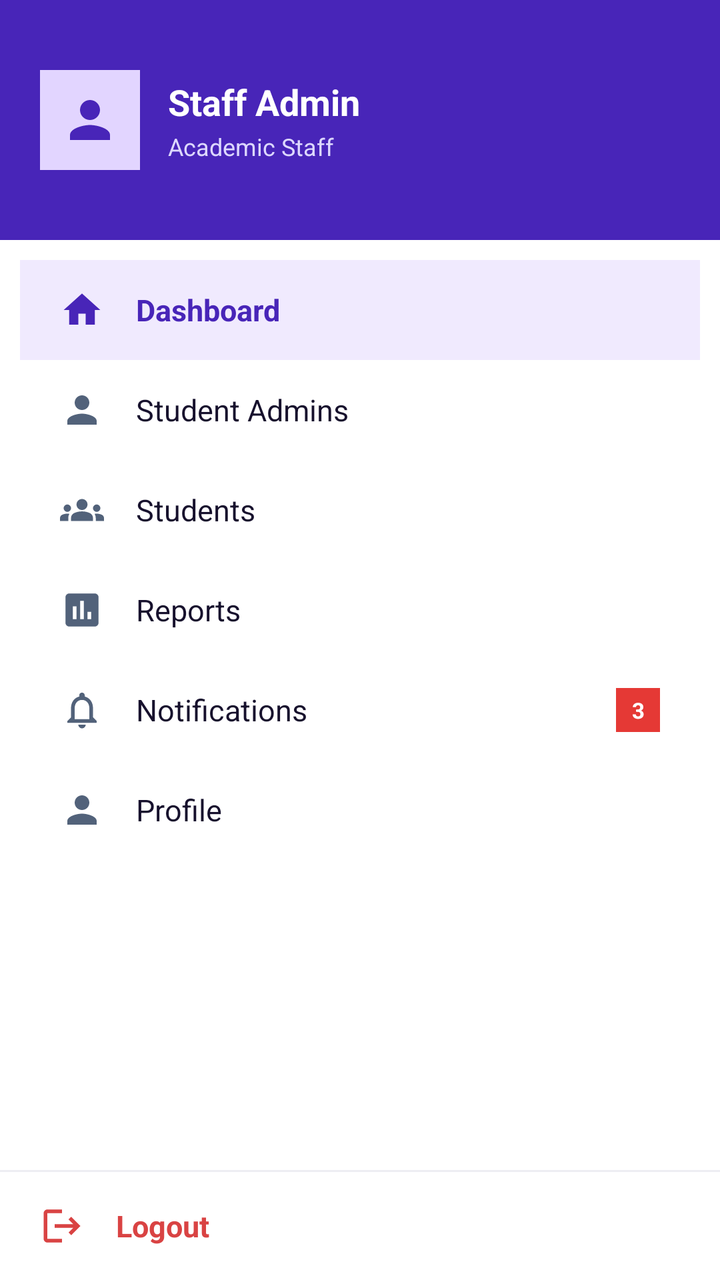
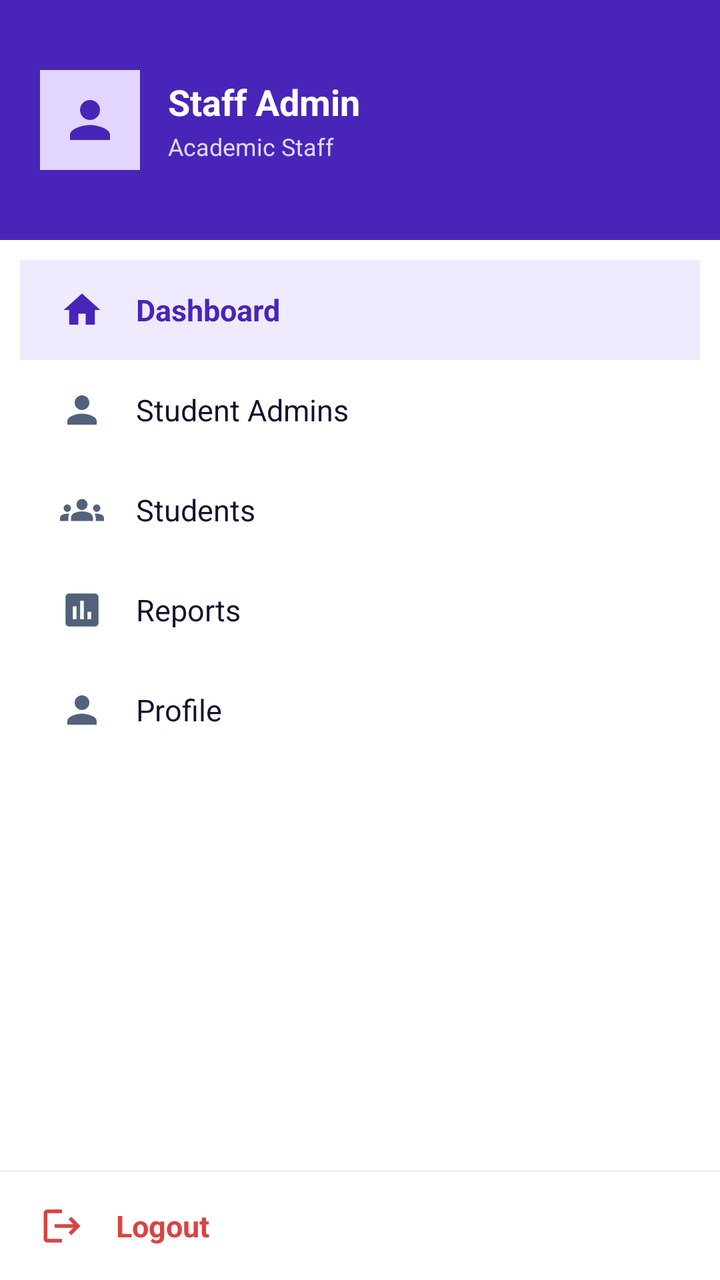

Compare the two renders of this Android layout. The source of the first and the diff that turns it into the second are given below.
<!-- AndroidManifest.xml: application theme Theme.TrackPoint -->
<!-- res/layout/layout_staff_sidebar.xml -->
<?xml version="1.0" encoding="utf-8"?>

<LinearLayout xmlns:android="http://schemas.android.com/apk/res/android"
    xmlns:app="http://schemas.android.com/apk/res-auto"
    android:layout_width="280dp"
    android:layout_height="match_parent"
    android:orientation="vertical"
    android:fitsSystemWindows="true"
    android:background="#FFFFFF">

    
    <LinearLayout
        android:layout_width="match_parent"
        android:layout_height="120dp"
        android:orientation="horizontal"
        android:gravity="center_vertical"
        android:padding="20dp"
        android:background="#4825B8">

        <ImageView
            android:layout_width="50dp"
            android:layout_height="50dp"
            android:padding="10dp"
            android:src="@drawable/profile_symbol"
            app:tint="#4825B8"
            android:background="#E2D5FF"
            android:contentDescription="Staff Admin Avatar" />

        <LinearLayout
            android:layout_width="0dp"
            android:layout_height="wrap_content"
            android:layout_weight="1"
            android:orientation="vertical"
            android:paddingStart="14dp">

            <TextView
                android:layout_width="wrap_content"
                android:layout_height="wrap_content"
                android:text="Staff Admin"
                android:textColor="#FFFFFF"
                android:textSize="18sp"
                android:textStyle="bold" />

            <TextView
                android:layout_width="wrap_content"
                android:layout_height="wrap_content"
                android:layout_marginTop="2dp"
                android:text="Academic Staff"
                android:textColor="#DDD8FF"
                android:textSize="12sp" />
        </LinearLayout>

    </LinearLayout>

    
    <ScrollView
        android:layout_width="match_parent"
        android:layout_height="0dp"
        android:layout_weight="1"
        android:fillViewport="true">

        <LinearLayout
            android:layout_width="match_parent"
            android:layout_height="wrap_content"
            android:orientation="vertical"
            android:paddingTop="10dp"
            android:paddingBottom="10dp">

            
            <LinearLayout
                android:id="@+id/menuStaffDashboard"
                android:layout_width="match_parent"
                android:layout_height="50dp"
                android:gravity="center_vertical"
                android:orientation="horizontal"
                android:paddingStart="20dp"
                android:paddingEnd="20dp"
                android:layout_marginHorizontal="10dp"
                android:background="#F0EAFE"
                android:clickable="true"
                android:focusable="true">

                <ImageView
                    android:layout_width="22dp"
                    android:layout_height="22dp"
                    android:src="@drawable/ic_staff_home"
                    app:tint="#4825B8"
                    android:contentDescription="Dashboard Icon" />

                <TextView
                    android:layout_width="wrap_content"
                    android:layout_height="wrap_content"
                    android:layout_marginStart="16dp"
                    android:text="Dashboard"
                    android:textColor="#4825B8"
                    android:textSize="15sp"
                    android:textStyle="bold" />
            </LinearLayout>

            
            <LinearLayout
                android:id="@+id/menuStaffAdmins"
                android:layout_width="match_parent"
                android:layout_height="50dp"
                android:gravity="center_vertical"
                android:orientation="horizontal"
                android:paddingStart="20dp"
                android:paddingEnd="20dp"
                android:layout_marginHorizontal="10dp"
                android:clickable="true"
                android:focusable="true"
                android:background="?android:attr/selectableItemBackground">

                <ImageView
                    android:layout_width="22dp"
                    android:layout_height="22dp"
                    android:src="@drawable/ic_staff_admins"
                    app:tint="#52627A"
                    android:contentDescription="Student Admins Icon" />

                <TextView
                    android:layout_width="wrap_content"
                    android:layout_height="wrap_content"
                    android:layout_marginStart="16dp"
                    android:text="Student Admins"
                    android:textColor="#17112D"
                    android:textSize="15sp" />
            </LinearLayout>

            
            <LinearLayout
                android:id="@+id/menuStaffStudents"
                android:layout_width="match_parent"
                android:layout_height="50dp"
                android:gravity="center_vertical"
                android:orientation="horizontal"
                android:paddingStart="20dp"
                android:paddingEnd="20dp"
                android:layout_marginHorizontal="10dp"
                android:clickable="true"
                android:focusable="true"
                android:background="?android:attr/selectableItemBackground">

                <ImageView
                    android:layout_width="22dp"
                    android:layout_height="22dp"
                    android:src="@drawable/ic_staff_students"
                    app:tint="#52627A"
                    android:contentDescription="Students Icon" />

                <TextView
                    android:layout_width="wrap_content"
                    android:layout_height="wrap_content"
                    android:layout_marginStart="16dp"
                    android:text="Students"
                    android:textColor="#17112D"
                    android:textSize="15sp" />
            </LinearLayout>

            
            <LinearLayout
                android:id="@+id/menuStaffReports"
                android:layout_width="match_parent"
                android:layout_height="50dp"
                android:gravity="center_vertical"
                android:orientation="horizontal"
                android:paddingStart="20dp"
                android:paddingEnd="20dp"
                android:layout_marginHorizontal="10dp"
                android:clickable="true"
                android:focusable="true"
                android:background="?android:attr/selectableItemBackground">

                <ImageView
                    android:layout_width="22dp"
                    android:layout_height="22dp"
                    android:src="@drawable/ic_staff_reports"
                    app:tint="#52627A"
                    android:contentDescription="Reports Icon" />

                <TextView
                    android:layout_width="wrap_content"
                    android:layout_height="wrap_content"
                    android:layout_marginStart="16dp"
                    android:text="Reports"
                    android:textColor="#17112D"
                    android:textSize="15sp" />
            </LinearLayout>

            
            <LinearLayout
                android:id="@+id/menuStaffNotifications"
                android:layout_width="match_parent"
                android:layout_height="50dp"
                android:gravity="center_vertical"
                android:orientation="horizontal"
                android:paddingStart="20dp"
                android:paddingEnd="20dp"
                android:layout_marginHorizontal="10dp"
                android:clickable="true"
                android:focusable="true"
                android:background="?android:attr/selectableItemBackground">

                <ImageView
                    android:layout_width="22dp"
                    android:layout_height="22dp"
                    android:src="@drawable/notification_symbol"
                    app:tint="#52627A"
                    android:contentDescription="Notifications Icon" />

                <TextView
                    android:layout_width="0dp"
                    android:layout_height="wrap_content"
                    android:layout_weight="1"
                    android:layout_marginStart="16dp"
                    android:text="Notifications"
                    android:textColor="#17112D"
                    android:textSize="15sp" />

                <TextView
                    android:layout_width="22dp"
                    android:layout_height="22dp"
                    android:gravity="center"
                    android:text="3"
                    android:textColor="#FFFFFF"
                    android:textSize="11sp"
                    android:textStyle="bold"
                    android:background="#E53935" />
            </LinearLayout>

            
            <LinearLayout
                android:id="@+id/menuStaffProfile"
                android:layout_width="match_parent"
                android:layout_height="50dp"
                android:gravity="center_vertical"
                android:orientation="horizontal"
                android:paddingStart="20dp"
                android:paddingEnd="20dp"
                android:layout_marginHorizontal="10dp"
                android:clickable="true"
                android:focusable="true"
                android:background="?android:attr/selectableItemBackground">

                <ImageView
                    android:layout_width="22dp"
                    android:layout_height="22dp"
                    android:src="@drawable/profile_symbol"
                    app:tint="#52627A"
                    android:contentDescription="Profile Icon" />

                <TextView
                    android:layout_width="wrap_content"
                    android:layout_height="wrap_content"
                    android:layout_marginStart="16dp"
                    android:text="Profile"
                    android:textColor="#17112D"
                    android:textSize="15sp" />
            </LinearLayout>

        </LinearLayout>
    </ScrollView>

    
    <View
        android:layout_width="match_parent"
        android:layout_height="1dp"
        android:background="#EEEEF3" />

    <LinearLayout
        android:id="@+id/menuStaffLogout"
        android:layout_width="match_parent"
        android:layout_height="54dp"
        android:gravity="center_vertical"
        android:orientation="horizontal"
        android:paddingStart="20dp"
        android:paddingEnd="20dp"
        android:clickable="true"
        android:focusable="true"
        android:background="?android:attr/selectableItemBackground">

        <ImageView
            android:layout_width="22dp"
            android:layout_height="22dp"
            android:src="@drawable/logout_symbol"
            app:tint="#D94343"
            android:contentDescription="Logout Icon" />

        <TextView
            android:layout_width="wrap_content"
            android:layout_height="wrap_content"
            android:layout_marginStart="16dp"
            android:text="Logout"
            android:textColor="#D94343"
            android:textSize="15sp"
            android:textStyle="bold" />
    </LinearLayout>

</LinearLayout>
<!-- resources referenced by this layout -->
<resources>
  <!-- drawable ic_staff_admins (drawable) -->
  <vector xmlns:android="http://schemas.android.com/apk/res/android" android:height="24dp" android:tint="#000000" android:viewportHeight="24" android:viewportWidth="24" android:width="24dp">
        
      <path android:fillColor="@android:color/white" android:pathData="M12,12c2.21,0 4,-1.79 4,-4s-1.79,-4 -4,-4 -4,1.79 -4,4 1.79,4 4,4zM12,14c-2.67,0 -8,1.34 -8,4v2h16v-2c0,-2.66 -5.33,-4 -8,-4z"/>
      
  </vector>
  <!-- drawable ic_staff_home (drawable) -->
  <vector xmlns:android="http://schemas.android.com/apk/res/android" android:height="24dp" android:tint="#000000" android:viewportHeight="24" android:viewportWidth="24" android:width="24dp">
        
      <path android:fillColor="@android:color/white" android:pathData="M10,20v-6h4v6h5v-8h3L12,3 2,12h3v8z"/>
      
  </vector>
  <!-- drawable ic_staff_reports (drawable) -->
  <vector xmlns:android="http://schemas.android.com/apk/res/android" android:height="24dp" android:tint="#000000" android:viewportHeight="24" android:viewportWidth="24" android:width="24dp">
        
      <path android:fillColor="@android:color/white" android:pathData="M19,3L5,3c-1.1,0 -2,0.9 -2,2v14c0,1.1 0.9,2 2,2h14c1.1,0 2,-0.9 2,-2L21,5c0,-1.1 -0.9,-2 -2,-2zM9,17L7,17v-7h2v7zM13,17h-2L11,7h2v10zM17,17h-2v-4h2v4z"/>
      
  </vector>
  <!-- drawable logout_symbol (drawable) -->
  <vector xmlns:android="http://schemas.android.com/apk/res/android"
      android:width="24dp"
      android:height="24dp"
      android:viewportWidth="24"
      android:viewportHeight="24"
      android:tint="#000000">
      <path
          android:fillColor="@android:color/white"
          android:pathData="M17,7l-1.41,1.41L18.17,11H8v2h10.17l-2.58,2.58L17,17l5,-5zM4,5h8V3H4c-1.1,0 -2,0.9 -2,2v14c0,1.1 0.9,2 2,2h8v-2H4V5z"/>
  </vector>
  <!-- drawable notification_symbol (drawable) -->
  <vector xmlns:android="http://schemas.android.com/apk/res/android" android:height="24dp" android:tint="#000000" android:viewportHeight="24" android:viewportWidth="24" android:width="24dp">
        
      <path android:fillColor="@android:color/white" android:pathData="M12,22c1.1,0 2,-0.9 2,-2h-4c0,1.1 0.9,2 2,2zM18,16v-5c0,-3.07 -1.63,-5.64 -4.5,-6.32L13.5,4c0,-0.83 -0.67,-1.5 -1.5,-1.5s-1.5,0.67 -1.5,1.5v0.68C7.64,5.36 6,7.92 6,11v5l-2,2v1h16v-1l-2,-2zM16,17L8,17v-6c0,-2.48 1.51,-4.5 4,-4.5s4,2.02 4,4.5v6z"/>
      
  </vector>
  <!-- drawable profile_symbol (drawable) -->
  <vector xmlns:android="http://schemas.android.com/apk/res/android"
      android:width="24dp"
      android:height="24dp"
      android:viewportWidth="24"
      android:viewportHeight="24"
      android:tint="#000000">
      <path
          android:fillColor="@android:color/white"
          android:pathData="M12,12c2.21,0 4,-1.79 4,-4s-1.79,-4 -4,-4 -4,1.79 -4,4 1.79,4 4,4zM12,14c-2.67,0 -8,1.34 -8,4v2h16v-2c0,-2.66 -5.33,-4 -8,-4z"/>
  </vector>
  <style name="Theme.TrackPoint" parent="Base.Theme.TrackPoint" />
  <style name="Base.Theme.TrackPoint" parent="Theme.Material3.DayNight.NoActionBar">
          
          
      </style>
  <!-- unchanged entries left out for length: 1 -->
</resources>

<!-- the commit's change to res/layout/layout_staff_sidebar.xml (unified diff, before → after) -->
@@ -187,46 +187,7 @@
                     android:textSize="15sp" />
             </LinearLayout>
 
-            
-            <LinearLayout
-                android:id="@+id/menuStaffNotifications"
-                android:layout_width="match_parent"
-                android:layout_height="50dp"
-                android:gravity="center_vertical"
-                android:orientation="horizontal"
-                android:paddingStart="20dp"
-                android:paddingEnd="20dp"
-                android:layout_marginHorizontal="10dp"
-                android:clickable="true"
-                android:focusable="true"
-                android:background="?android:attr/selectableItemBackground">
-
-                <ImageView
-                    android:layout_width="22dp"
-                    android:layout_height="22dp"
-                    android:src="@drawable/notification_symbol"
-                    app:tint="#52627A"
-                    android:contentDescription="Notifications Icon" />
-
-                <TextView
-                    android:layout_width="0dp"
-                    android:layout_height="wrap_content"
-                    android:layout_weight="1"
-                    android:layout_marginStart="16dp"
-                    android:text="Notifications"
-                    android:textColor="#17112D"
-                    android:textSize="15sp" />
-
-                <TextView
-                    android:layout_width="22dp"
-                    android:layout_height="22dp"
-                    android:gravity="center"
-                    android:text="3"
-                    android:textColor="#FFFFFF"
-                    android:textSize="11sp"
-                    android:textStyle="bold"
-                    android:background="#E53935" />
-            </LinearLayout>
+
 
             
             <LinearLayout
<!-- resource entries referenced after the edit -->
@@ -29,12 +29,6 @@
           android:fillColor="@android:color/white"
           android:pathData="M17,7l-1.41,1.41L18.17,11H8v2h10.17l-2.58,2.58L17,17l5,-5zM4,5h8V3H4c-1.1,0 -2,0.9 -2,2v14c0,1.1 0.9,2 2,2h8v-2H4V5z"/>
   </vector>
-  <!-- drawable notification_symbol (drawable) -->
-  <vector xmlns:android="http://schemas.android.com/apk/res/android" android:height="24dp" android:tint="#000000" android:viewportHeight="24" android:viewportWidth="24" android:width="24dp">
-        
-      <path android:fillColor="@android:color/white" android:pathData="M12,22c1.1,0 2,-0.9 2,-2h-4c0,1.1 0.9,2 2,2zM18,16v-5c0,-3.07 -1.63,-5.64 -4.5,-6.32L13.5,4c0,-0.83 -0.67,-1.5 -1.5,-1.5s-1.5,0.67 -1.5,1.5v0.68C7.64,5.36 6,7.92 6,11v5l-2,2v1h16v-1l-2,-2zM16,17L8,17v-6c0,-2.48 1.51,-4.5 4,-4.5s4,2.02 4,4.5v6z"/>
-      
-  </vector>
   <!-- drawable profile_symbol (drawable) -->
   <vector xmlns:android="http://schemas.android.com/apk/res/android"
       android:width="24dp"
